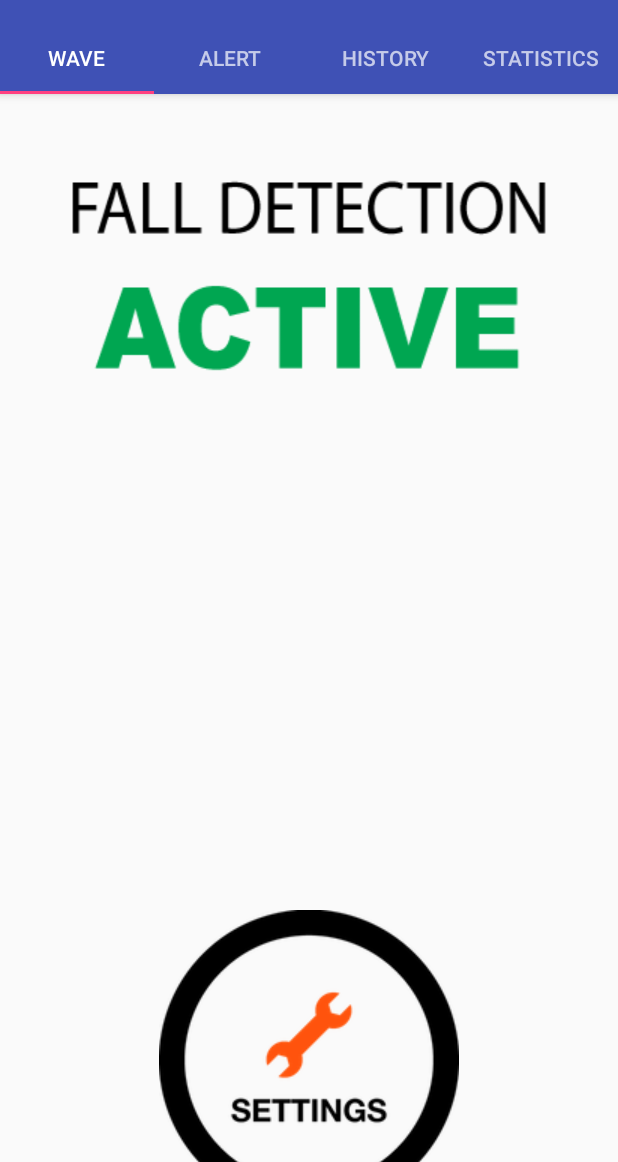
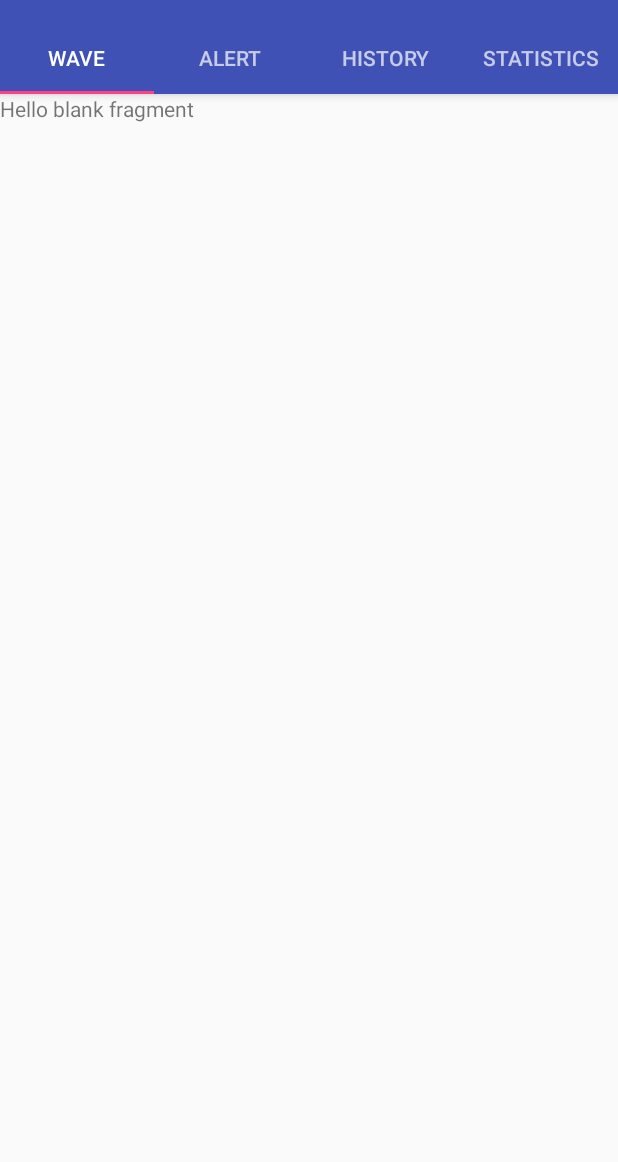
Before and after one commit to SS-WQY/FallDetector-Debug, an Android app: the screen it shows after launch (MainActivity), on a phone screen of 412 x 824 dp, the part 74-1236 px from its top. Run offline under Robolectric (Android 15) with nearby library versions, the phone set to English and light mode, and no system bars.

Commit message:
fixed two bugs: fragment inflation in onCreateView() and null pointers

```diff
--- a/app/src/main/java/com/android/falldetector/MainActivity.java
+++ b/app/src/main/java/com/android/falldetector/MainActivity.java
@@ -131,7 +131,7 @@ public class MainActivity extends AppCompatActivity implements SensorEventListen
                                  Bundle savedInstanceState) {
 
             if(getArguments().getInt(ARG_SECTION_NUMBER) == 1) {
-                View rootView = inflater.inflate(R.layout.fragment_alert, container, false);
+                View rootView = inflater.inflate(R.layout.fragment_wave, container, false);
                 return rootView;
             }
             else if(getArguments().getInt(ARG_SECTION_NUMBER) == 2) {
@@ -227,8 +227,8 @@ public class MainActivity extends AppCompatActivity implements SensorEventListen
         mSensorManager.registerListener(this, mAccelerometer, SensorManager.SENSOR_DELAY_GAME);
         isAYOActive = false;
 
-        TextView tv = (TextView) findViewById(R.id.accelerometer_values);
-        tv.setText("");
+//        TextView tv = (TextView) findViewById(R.id.accelerometer_values);
+//        tv.setText("");
 
         currRecordInd = 0;
         accel_count = 0;
@@ -256,7 +256,7 @@ public class MainActivity extends AppCompatActivity implements SensorEventListen
         float mSensorZ = event.values[2];
 
         // for debugging
-        TextView tv = (TextView) findViewById(R.id.accelerometer_values);
+//        TextView tv = (TextView) findViewById(R.id.accelerometer_values);
 
         // big loop for checking threshold begins here
 
@@ -290,8 +290,8 @@ public class MainActivity extends AppCompatActivity implements SensorEventListen
         accel_data[currRecordInd] = accelValue;
         currRecordInd = (currRecordInd + 1) % MAX_RECORDS;
 
-        if(currRecordInd == 0)
-            tv.setText("");
+//        if(currRecordInd == 0)
+//            tv.setText("");
 
 //		tv.setText(tv.getText() + "   " + accel_count);
 
```
